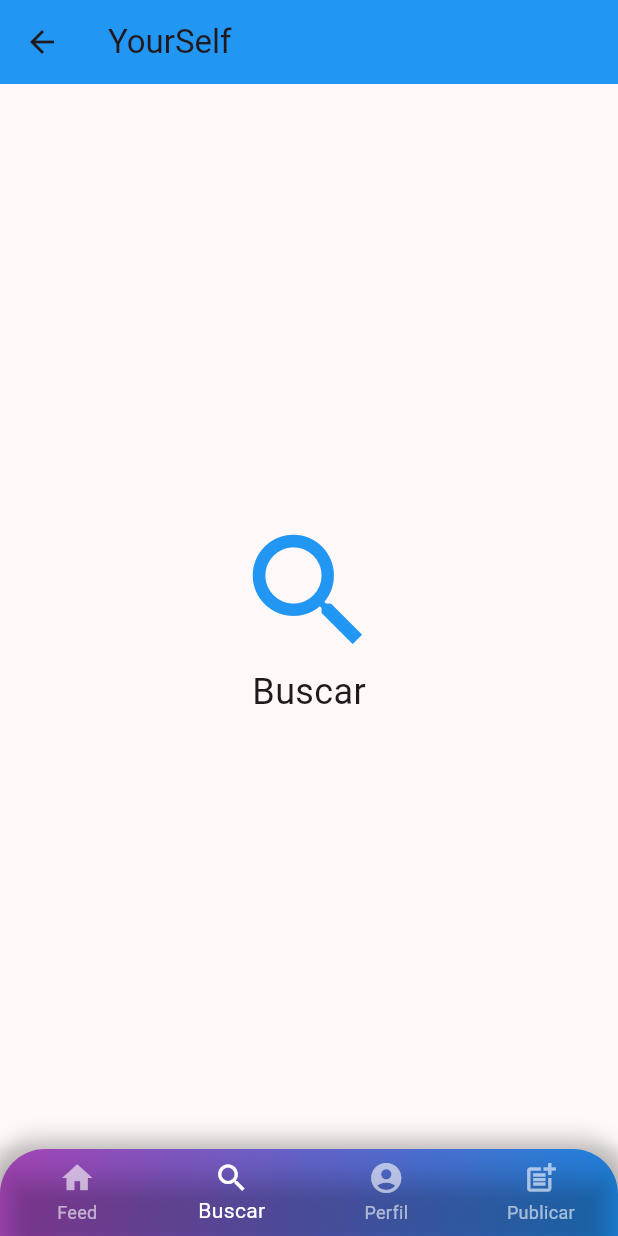
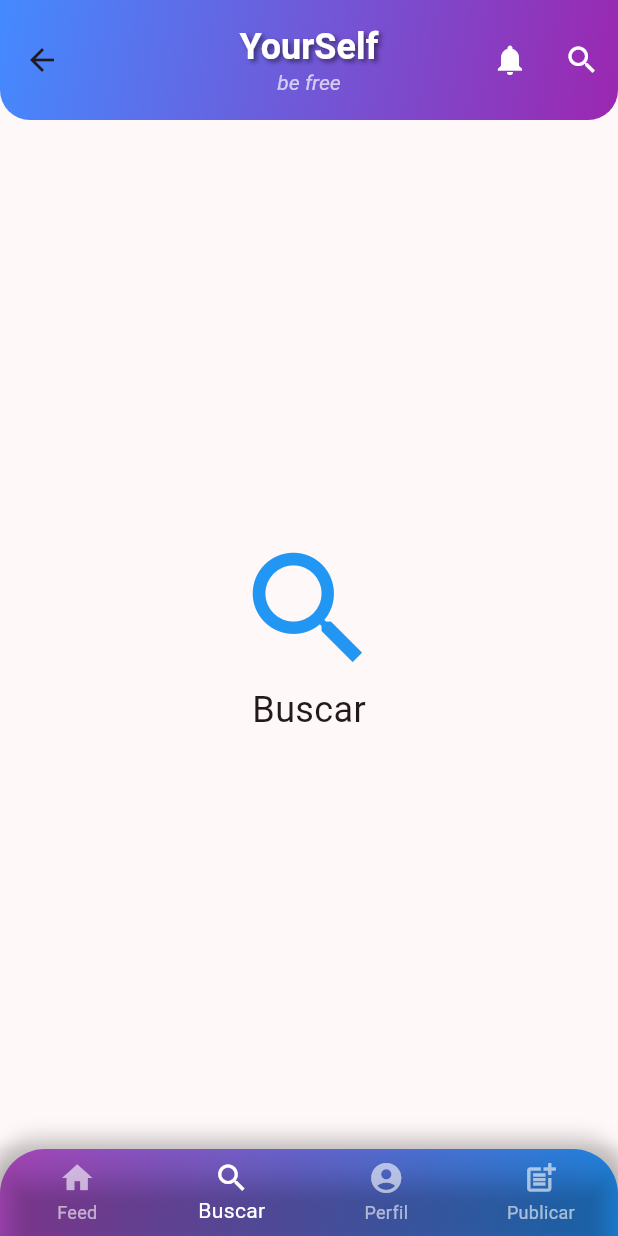
Before and after one commit to SPallazhco/flutterSocialMedia, a Flutter app: the HomeScreen screen opened by its route, item 2 of the bottom bar chosen, on a phone screen of 412 x 824 dp. Run offline on Flutter 3.47's test engine with Material 3 defaults, Android fonts, the phone set to English and light mode, and no system bars; our stand-ins replace cloud_firestore, firebase_auth, firebase_core, firebase_storage, image_picker, timeago and 1 more; missing offline and left inert: video_thumbnail; accounts and stored records are empty.

```diff
--- a/social_media/lib/screens/home/home_screen.dart
+++ b/social_media/lib/screens/home/home_screen.dart
@@ -34,8 +34,63 @@ class _HomeScreenState extends State<HomeScreen> {
   Widget build(BuildContext context) {
     return Scaffold(
         appBar: AppBar(
-          title: const Text('YourSelf'),
-          backgroundColor: Colors.blue, // Mantén el diseño coherente
+          elevation: 0, // Eliminar sombra del AppBar
+          toolbarHeight: 80, // Ajustar altura del AppBar
+          backgroundColor: Colors.transparent,
+          flexibleSpace: Container(
+            decoration: BoxDecoration(
+              gradient: LinearGradient(
+                colors: [Colors.blueAccent, Colors.purple],
+                begin: Alignment.topLeft,
+                end: Alignment.bottomRight,
+              ),
+              borderRadius: const BorderRadius.vertical(
+                bottom: Radius.circular(20),
+              ),
+            ),
+          ),
+          centerTitle: true, // Centrar título
+          title: Column(
+            children: [
+              Text(
+                'YourSelf',
+                style: TextStyle(
+                  fontSize: 24,
+                  fontWeight: FontWeight.bold,
+                  color: Colors.white,
+                  shadows: [
+                    Shadow(
+                      color: Colors.black.withOpacity(0.5),
+                      offset: const Offset(2, 2),
+                      blurRadius: 4,
+                    ),
+                  ],
+                ),
+              ),
+              const Text(
+                'be free',
+                style: TextStyle(
+                  fontSize: 14,
+                  color: Colors.white70,
+                  fontStyle: FontStyle.italic,
+                ),
+              ),
+            ],
+          ),
+          actions: [
+            IconButton(
+              icon: const Icon(Icons.notifications, color: Colors.white),
+              onPressed: () {
+                // Acción para notificaciones
+              },
+            ),
+            IconButton(
+              icon: const Icon(Icons.search, color: Colors.white),
+              onPressed: () {
+                // Acción para búsqueda
+              },
+            ),
+          ],
         ),
         body: _widgetOptions[
             _selectedIndex], // Mostrar la pantalla basada en el índice
```
Also changed, not shown: social_media/lib/screens/feed/feed_screen.dart (+6 -6 lines), social_media/lib/screens/feed/story_screen.dart (added, +151 -0 lines), social_media/lib/widgets/feed/story_video_player.dart (+27 -3 lines), social_media/lib/widgets/feed/user_story.dart (deleted, +0 -105 lines).
